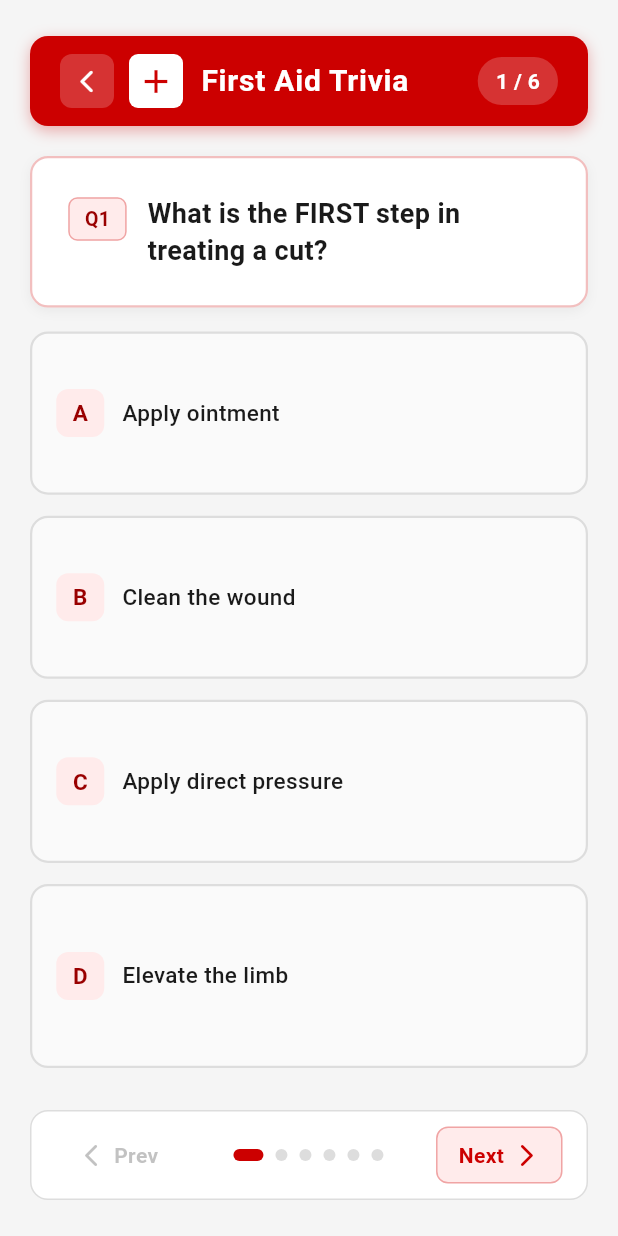
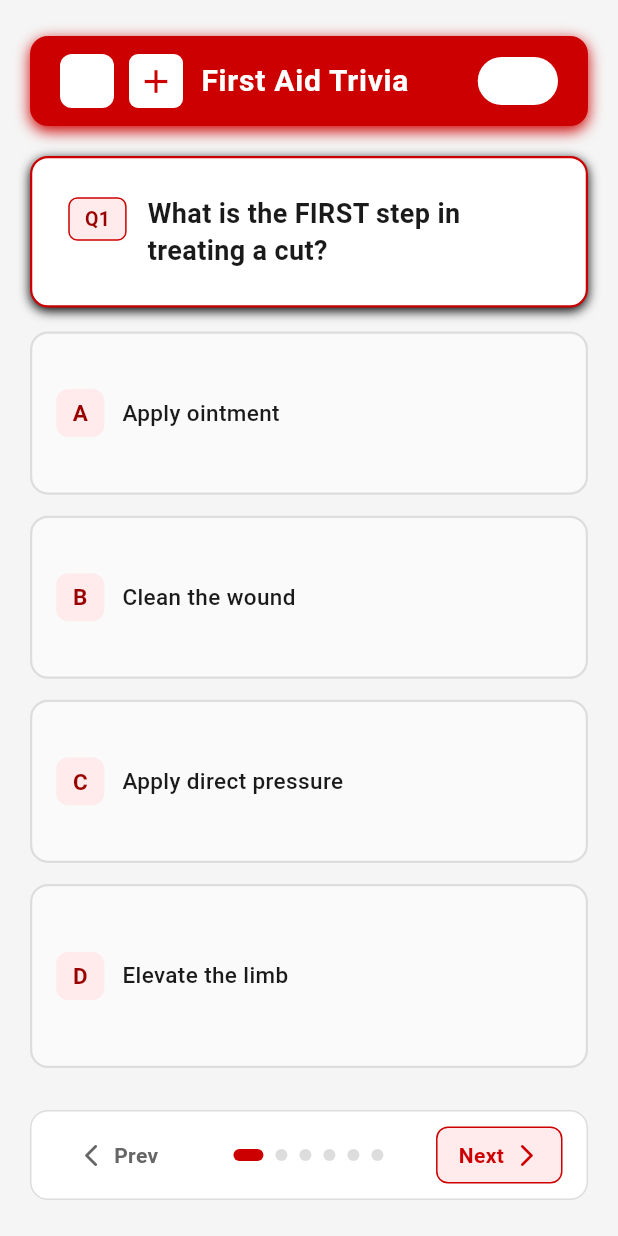
Before and after one commit to ihm1214/HerdA4G, a Flutter app: the TriviaScreen screen opened directly, on a phone screen of 412 x 824 dp. Run offline on Flutter 3.47's test engine with Material 3 defaults, Android fonts, the phone set to English and light mode, and no system bars.

Commit message:
0 errors

```diff
--- a/lib/trivia.dart
+++ b/lib/trivia.dart
@@ -216,7 +216,7 @@ class _TriviaScreenState extends State<TriviaScreen> {
       borderRadius: BorderRadius.circular(12),
       boxShadow: [
         BoxShadow(
-            color: kRed.withOpacity(0.3),
+            color: kRed,
             blurRadius: 8,
             offset: const Offset(0, 3)),
       ],
@@ -230,7 +230,7 @@ class _TriviaScreenState extends State<TriviaScreen> {
             width: 36,
             height: 36,
             decoration: BoxDecoration(
-                color: kWhite.withOpacity(0.2),
+                color: kWhite,
                 borderRadius: BorderRadius.circular(8)),
             child: const Center(
               child: Icon(Icons.arrow_back_ios_rounded,
@@ -260,7 +260,7 @@ class _TriviaScreenState extends State<TriviaScreen> {
         Container(
           padding: const EdgeInsets.symmetric(horizontal: 12, vertical: 6),
           decoration: BoxDecoration(
-            color: kWhite.withOpacity(0.2),
+            color: kWhite,
             borderRadius: BorderRadius.circular(20),
           ),
           child: Text(
@@ -283,10 +283,10 @@ class _TriviaScreenState extends State<TriviaScreen> {
       decoration: BoxDecoration(
         color: kWhite,
         borderRadius: BorderRadius.circular(12),
-        border: Border.all(color: kRed.withOpacity(0.25), width: 1.5),
+        border: Border.all(color: kRed, width: 1.5),
         boxShadow: [
           BoxShadow(
-              color: Colors.black.withOpacity(0.05),
+              color: Colors.black,
               blurRadius: 6,
               offset: const Offset(0, 2)),
         ],
@@ -301,7 +301,7 @@ class _TriviaScreenState extends State<TriviaScreen> {
             decoration: BoxDecoration(
               color: kRedLight,
               borderRadius: BorderRadius.circular(6),
-              border: Border.all(color: kRed.withOpacity(0.3)),
+              border: Border.all(color: kRed),
             ),
             child: Text(
               'Q${_questionIndex + 1}',
@@ -401,7 +401,7 @@ class _TriviaScreenState extends State<TriviaScreen> {
         labelFg = kWhite;
         icon = Icons.cancel_rounded;
       } else {
-        borderColor = kBorder.withOpacity(0.5);
+        borderColor = kBorder;
         textColor = kTextMuted;
       }
     }
@@ -418,7 +418,7 @@ class _TriviaScreenState extends State<TriviaScreen> {
           boxShadow: (isSelected || (_answered && isCorrect))
               ? [
                   BoxShadow(
-                      color: borderColor.withOpacity(0.25),
+                      color: borderColor,
                       blurRadius: 8,
                       offset: const Offset(0, 3))
                 ]
@@ -571,7 +571,7 @@ class _NavButton extends StatelessWidget {
 
   @override
   Widget build(BuildContext context) {
-    final color = enabled ? kRed : kTextMuted.withOpacity(0.4);
+    final color = enabled ? kRed : kTextMuted;
     final kids = <Widget>[
       if (!reversed) ...[
         Icon(icon, color: color, size: 18),
@@ -596,7 +596,7 @@ class _NavButton extends StatelessWidget {
           color: enabled ? kRedLight : Colors.transparent,
           borderRadius: BorderRadius.circular(8),
           border: Border.all(
-              color: enabled ? kRed.withOpacity(0.3) : Colors.transparent),
+              color: enabled ? kRed: Colors.transparent),
         ),
         child: Row(mainAxisSize: MainAxisSize.min, children: kids),
       ),
```
